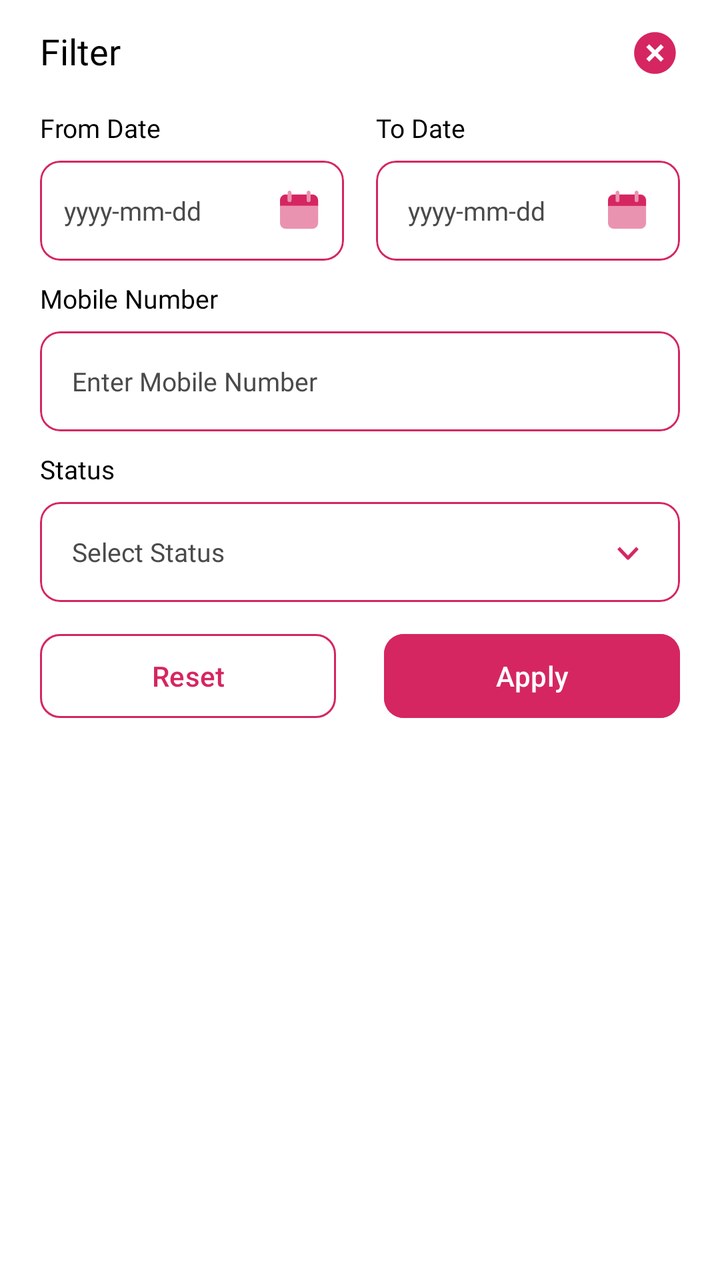
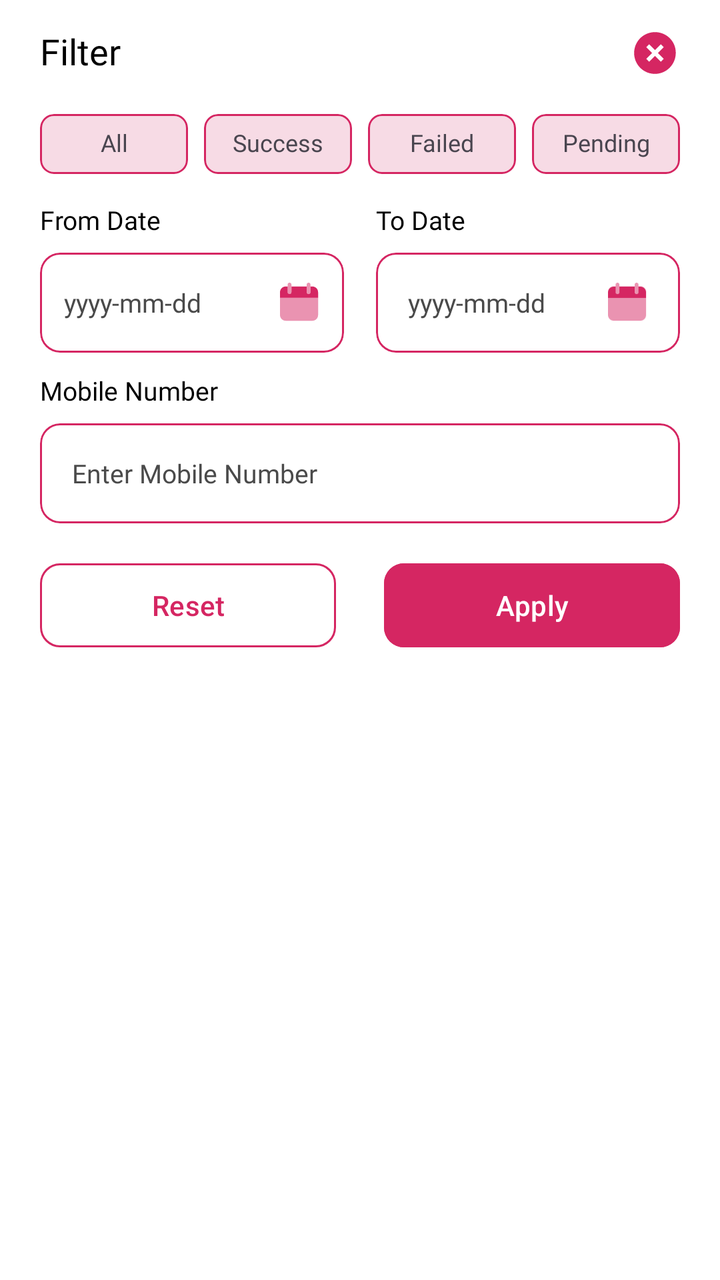

The first picture is an Android layout as it rendered before a commit; the second is the same layout after the commit. The layout source and the unified diff follow.
<!-- AndroidManifest.xml: application theme Theme.PaytouchConsumer -->
<!-- res/layout/sheet_filter.xml -->
<?xml version="1.0" encoding="utf-8"?>
<layout xmlns:android="http://schemas.android.com/apk/res/android"
    xmlns:app="http://schemas.android.com/apk/res-auto">

    <data>

    </data>

    <androidx.constraintlayout.widget.ConstraintLayout
        android:layout_width="match_parent"
        android:layout_height="wrap_content"
        android:background="@drawable/bottom_sheet_bg"
        android:clipToPadding="false"
        android:clickable="true"
        app:behavior_hideable="true"
        app:behavior_peekHeight="0dp"
        app:behavior_skipCollapsed="true"
        app:layout_behavior="com.google.android.material.bottomsheet.BottomSheetBehavior">

        <View
            android:id="@+id/dummyView"
            android:layout_width="match_parent"
            android:layout_height="1dp"
            android:layout_marginHorizontal="@dimen/page_margin_horizontal"
            app:layout_constraintEnd_toEndOf="parent"
            app:layout_constraintStart_toStartOf="parent"
            app:layout_constraintTop_toTopOf="parent" />


        <androidx.appcompat.widget.AppCompatTextView
            android:id="@+id/tvTitle"
            android:layout_width="wrap_content"
            android:layout_height="wrap_content"
            android:fontFamily="@font/proza_libre_semi_bold"
            android:includeFontPadding="false"
            android:text="@string/textFilter"
            android:layout_marginTop="@dimen/margin_large"
            android:textColor="@color/black"
            app:layout_constraintTop_toTopOf="parent"
            app:layout_constraintStart_toStartOf="@id/dummyView"
            android:textSize="@dimen/text_size_18" />

        <androidx.appcompat.widget.AppCompatImageView
            android:id="@+id/ivClose"
            android:layout_width="@dimen/icon_medium"
            android:layout_height="@dimen/icon_medium"
            android:src="@drawable/ic_close"
            android:background="?selectableItemBackgroundBorderless"
            app:layout_constraintTop_toTopOf="@id/tvTitle"
            app:layout_constraintBottom_toBottomOf="@id/tvTitle"
            app:layout_constraintEnd_toEndOf="@id/dummyView" />

        <LinearLayout
            android:id="@+id/llDateContainer"
            android:layout_width="0dp"
            android:layout_height="wrap_content"
            android:layout_marginTop="@dimen/margin_extra_large"
            android:orientation="horizontal"
            app:layout_constraintEnd_toEndOf="@id/dummyView"
            app:layout_constraintStart_toStartOf="@id/dummyView"
            app:layout_constraintTop_toBottomOf="@id/tvTitle">

            
            <LinearLayout
                android:layout_width="0dp"
                android:layout_height="wrap_content"
                android:layout_weight="1"
                android:orientation="vertical">

                <androidx.appcompat.widget.AppCompatTextView
                    android:layout_width="wrap_content"
                    android:layout_height="wrap_content"
                    android:fontFamily="@font/proza_libre_semi_bold"
                    android:includeFontPadding="false"
                    android:text="@string/textFromDate"
                    android:textColor="@color/black"
                    android:textSize="@dimen/text_size_13" />

                <com.google.android.material.card.MaterialCardView
                    android:id="@+id/cvSelectFromDate"
                    android:layout_width="match_parent"
                    android:layout_height="@dimen/input_height"
                    android:layout_marginTop="@dimen/margin_small"
                    app:cardBackgroundColor="@android:color/transparent"
                    app:cardCornerRadius="10dp"
                    app:cardElevation="0dp"
                    app:strokeColor="@color/primary"
                    app:strokeWidth="1dp">

                    <LinearLayout
                        android:layout_width="match_parent"
                        android:layout_height="match_parent"
                        android:gravity="center_vertical"
                        android:orientation="horizontal"
                        android:paddingHorizontal="@dimen/margin_medium">

                        <androidx.appcompat.widget.AppCompatTextView
                            android:id="@+id/tvFromDate"
                            android:layout_width="0dp"
                            android:layout_height="wrap_content"
                            android:layout_weight="1"
                            android:ellipsize="end"
                            android:fontFamily="@font/proza_libre_regular"
                            android:hint="@string/dateHint"
                            android:textColorHint="?attr/colorTextHint"
                            android:singleLine="true"
                            android:textColor="@color/primary"
                            android:textSize="@dimen/text_size_13" />

                        <androidx.appcompat.widget.AppCompatImageView
                            android:id="@+id/ivFromDateArrow"
                            android:layout_width="@dimen/icon_small"
                            android:layout_height="@dimen/icon_small"
                            android:src="@drawable/ic_calender"
                            android:tint="@color/primary" />

                    </LinearLayout>

                </com.google.android.material.card.MaterialCardView>

            </LinearLayout>

            <Space
                android:layout_width="16dp"
                android:layout_height="1dp" />

            
            <LinearLayout
                android:layout_width="0dp"
                android:layout_height="wrap_content"
                android:layout_weight="1"
                android:orientation="vertical">

                <androidx.appcompat.widget.AppCompatTextView
                    android:layout_width="wrap_content"
                    android:layout_height="wrap_content"
                    android:fontFamily="@font/proza_libre_semi_bold"
                    android:includeFontPadding="false"
                    android:text="@string/textToDate"
                    android:textColor="@color/black"
                    android:textSize="@dimen/text_size_13" />

                <com.google.android.material.card.MaterialCardView
                    android:id="@+id/cvSelectToDate"
                    android:layout_width="match_parent"
                    android:layout_height="@dimen/input_height"
                    android:layout_marginTop="@dimen/margin_small"
                    app:cardBackgroundColor="@android:color/transparent"
                    app:cardCornerRadius="10dp"
                    app:cardElevation="0dp"
                    app:strokeColor="@color/primary"
                    app:strokeWidth="1dp">

                    <LinearLayout
                        android:layout_width="match_parent"
                        android:layout_height="match_parent"
                        android:gravity="center_vertical"
                        android:orientation="horizontal"
                        android:paddingHorizontal="@dimen/margin_large">

                        <androidx.appcompat.widget.AppCompatTextView
                            android:id="@+id/tvToDate"
                            android:layout_width="0dp"
                            android:layout_height="wrap_content"
                            android:layout_weight="1"
                            android:ellipsize="end"
                            android:fontFamily="@font/proza_libre_regular"
                            android:hint="@string/dateHint"
                            android:textColorHint="?attr/colorTextHint"
                            android:singleLine="true"
                            android:textColor="@color/primary"
                            android:textSize="@dimen/text_size_13" />

                        <androidx.appcompat.widget.AppCompatImageView
                            android:id="@+id/ivToDateArrow"
                            android:layout_width="@dimen/icon_small"
                            android:layout_height="@dimen/icon_small"
                            android:src="@drawable/ic_calender"
                            android:tint="@color/primary" />

                    </LinearLayout>

                </com.google.android.material.card.MaterialCardView>

            </LinearLayout>

        </LinearLayout>

        <LinearLayout
            android:id="@+id/llContainer2"
            android:layout_width="0dp"
            android:layout_height="wrap_content"
            android:layout_marginTop="@dimen/margin_medium"
            android:orientation="horizontal"
            app:layout_constraintEnd_toEndOf="@id/dummyView"
            app:layout_constraintStart_toStartOf="@id/dummyView"
            app:layout_constraintTop_toBottomOf="@id/llDateContainer">

            
            <LinearLayout
                android:layout_width="0dp"
                android:layout_height="wrap_content"
                android:layout_weight="1"
                android:orientation="vertical">

                <androidx.appcompat.widget.AppCompatTextView
                    android:layout_width="wrap_content"
                    android:layout_height="wrap_content"
                    android:fontFamily="@font/proza_libre_semi_bold"
                    android:includeFontPadding="false"
                    android:text="@string/textMobileNumber"
                    android:textColor="@color/black"
                    android:textSize="@dimen/text_size_13" />

                <com.google.android.material.card.MaterialCardView
                    android:id="@+id/cvSearch"
                    android:layout_width="match_parent"
                    android:layout_height="@dimen/input_height"
                    android:layout_marginTop="@dimen/margin_small"
                    app:cardBackgroundColor="@android:color/transparent"
                    app:cardCornerRadius="10dp"
                    app:cardElevation="0dp"
                    app:strokeColor="@color/primary"
                    app:strokeWidth="1dp">

                    <LinearLayout
                        android:layout_width="match_parent"
                        android:layout_height="match_parent"
                        android:gravity="center_vertical"
                        android:orientation="horizontal">

                        <androidx.appcompat.widget.AppCompatEditText
                            android:id="@+id/tvSearch"
                            android:layout_width="0dp"
                            android:layout_height="match_parent"
                            android:layout_weight="1"
                            android:background="@null"
                            android:ellipsize="end"
                            android:paddingHorizontal="@dimen/margin_large"
                            android:fontFamily="@font/proza_libre_regular"
                            android:textColorHint="?attr/colorTextHint"
                            android:hint="@string/hintEnterMobileNumber"
                            android:singleLine="true"
                            android:textColor="@color/primary"
                            android:textSize="@dimen/text_size_13" />

                    </LinearLayout>

                </com.google.android.material.card.MaterialCardView>

            </LinearLayout>

        </LinearLayout>


        <LinearLayout
            android:id="@+id/llContainer3"
            android:layout_width="0dp"
            android:layout_height="wrap_content"
            android:layout_marginTop="@dimen/margin_medium"
            app:layout_constraintEnd_toEndOf="@id/dummyView"
            app:layout_constraintStart_toStartOf="@id/dummyView"
            app:layout_constraintTop_toBottomOf="@id/llContainer2"
            android:orientation="vertical">

            <androidx.appcompat.widget.AppCompatTextView
                android:layout_width="wrap_content"
                android:layout_height="wrap_content"
                android:fontFamily="@font/proza_libre_semi_bold"
                android:includeFontPadding="false"
                android:text="@string/textStatus"
                android:textColor="@color/black"
                android:textSize="@dimen/text_size_13" />

            <com.google.android.material.card.MaterialCardView
                android:id="@+id/cvSelectEntries"
                android:layout_width="match_parent"
                android:layout_height="@dimen/input_height"
                android:layout_marginTop="@dimen/margin_small"
                app:cardBackgroundColor="@android:color/transparent"
                app:cardCornerRadius="10dp"
                app:cardElevation="0dp"
                app:strokeColor="@color/primary"
                app:strokeWidth="1dp">

                <LinearLayout
                    android:layout_width="match_parent"
                    android:layout_height="match_parent"
                    android:gravity="center_vertical"
                    android:orientation="horizontal"
                    android:paddingHorizontal="@dimen/margin_large">

                    <androidx.appcompat.widget.AppCompatTextView
                        android:id="@+id/tvEntries"
                        android:layout_width="0dp"
                        android:layout_height="wrap_content"
                        android:layout_weight="1"
                        android:ellipsize="end"
                        android:textColorHint="?attr/colorTextHint"
                        android:hint="@string/hintStatus"
                        android:fontFamily="@font/proza_libre_regular"
                        android:singleLine="true"
                        android:textColor="@color/primary"
                        android:textSize="@dimen/text_size_13" />

                    <androidx.appcompat.widget.AppCompatImageView
                        android:id="@+id/ivEntriesArrow"
                        android:layout_width="@dimen/icon_small"
                        android:layout_height="@dimen/icon_small"
                        android:src="@drawable/ic_down_arrow"
                        android:tint="@color/primary" />

                </LinearLayout>

            </com.google.android.material.card.MaterialCardView>

        </LinearLayout>

        
        <LinearLayout
            android:layout_width="0dp"
            android:layout_height="wrap_content"
            android:layout_marginTop="@dimen/margin_medium"
            android:gravity="center_vertical"
            android:orientation="horizontal"
            android:paddingBottom="30dp"
            app:layout_constraintEnd_toEndOf="@id/dummyView"
            app:layout_constraintStart_toStartOf="@id/dummyView"
            app:layout_constraintTop_toBottomOf="@id/llContainer3">

            <com.google.android.material.button.MaterialButton
                android:id="@+id/btnReset"
                android:layout_width="0dp"
                android:layout_height="@dimen/input_height"
                android:layout_gravity="bottom"
                android:backgroundTint="@color/white"
                app:strokeColor="?attr/colorPrimary"
                app:strokeWidth="1dp"
                android:layout_weight="1"
                app:cornerRadius="10dp"
                android:layout_marginEnd="@dimen/margin_medium"
                android:text="@string/textReset"
                android:textAllCaps="false"
                android:textColor="?attr/colorPrimary" />


            <com.google.android.material.button.MaterialButton
                android:id="@+id/btnApply"
                android:layout_width="0dp"
                android:layout_height="@dimen/input_height"
                android:layout_gravity="bottom"
                app:cornerRadius="10dp"
                android:layout_weight="1"
                android:backgroundTint="@color/primary"
                android:layout_marginStart="@dimen/margin_medium"
                android:text="@string/textApply"
                android:textAllCaps="false"
                android:textColor="@android:color/white" />

        </LinearLayout>

    </androidx.constraintlayout.widget.ConstraintLayout>

</layout>
<!-- resources referenced by this layout -->
<resources>
  <color name="black">#FF000000</color>
  <color name="primary">#D52662</color>
  <color name="white">#FFFFFFFF</color>
  <dimen name="icon_medium">25dp</dimen>
  <dimen name="icon_small">20dp</dimen>
  <dimen name="input_height">50dp</dimen>
  <dimen name="margin_extra_large">20dp</dimen>
  <dimen name="margin_large">16dp</dimen>
  <dimen name="margin_medium">12dp</dimen>
  <dimen name="margin_small">8dp</dimen>
  <dimen name="page_margin_horizontal">20dp</dimen>
  <dimen name="text_size_13">13sp</dimen>
  <dimen name="text_size_18">18sp</dimen>
  <!-- drawable bottom_sheet_bg (drawable) -->
  <?xml version="1.0" encoding="utf-8"?>
  <shape xmlns:android="http://schemas.android.com/apk/res/android">
      <corners
          android:topLeftRadius="24dp"
          android:topRightRadius="24dp"/>
      <solid android:color="@color/white"/>
      <padding
          android:left="0dp"
          android:top="0dp"
          android:right="0dp"
          android:bottom="0dp"/>
  </shape>
  <!-- drawable ic_close (drawable) -->
  <vector xmlns:android="http://schemas.android.com/apk/res/android"
      android:width="34dp"
      android:height="34dp"
      android:viewportWidth="34"
      android:viewportHeight="34">
    <path
        android:pathData="M27.059,6.942C21.534,1.417 12.468,1.417 6.943,6.942C1.418,12.467 1.418,21.533 6.943,27.058C12.468,32.583 21.393,32.583 26.918,27.058C32.443,21.533 32.584,12.467 27.059,6.942ZM20.968,22.95L17.001,18.983L13.034,22.95L11.051,20.967L15.018,17L11.051,13.033L13.034,11.05L17.001,15.017L20.968,11.05L22.951,13.033L18.984,17L22.951,20.967L20.968,22.95Z"
        android:fillColor="#D52662"/>
  </vector>
  <!-- drawable ic_down_arrow (drawable) -->
  <vector xmlns:android="http://schemas.android.com/apk/res/android"
      android:width="19dp"
      android:height="10dp"
      android:viewportWidth="19"
      android:viewportHeight="10">
    <path
        android:pathData="M8.937,8.464L4.459,3.75L5.578,2.571L9.497,6.696L13.416,2.571L14.535,3.75L10.057,8.464C9.908,8.62 9.707,8.708 9.497,8.708C9.287,8.708 9.086,8.62 8.937,8.464Z"
        android:fillColor="#4A4A4A"
        android:fillType="evenOdd"/>
  </vector>
  <string name="dateHint">yyyy-mm-dd</string>
  <string name="hintEnterMobileNumber">Enter Mobile Number</string>
  <string name="hintStatus">Select Status</string>
  <string name="textApply">Apply</string>
  <string name="textFilter">Filter</string>
  <string name="textFromDate">From Date</string>
  <string name="textMobileNumber">Mobile Number</string>
  <string name="textReset">Reset</string>
  <string name="textStatus">Status</string>
  <string name="textToDate">To Date</string>
  <style name="Theme.PaytouchConsumer" parent="Base.Theme.PaytouchConsumer" />
  <style name="Base.Theme.PaytouchConsumer" parent="Theme.Material3.Light.NoActionBar">
  
          
          <item name="android:windowLightStatusBar">true</item>
          <item name="android:statusBarColor">@android:color/transparent</item>
          <item name="android:navigationBarColor">@android:color/transparent</item>
          <item name="android:windowBackground">@color/white</item>
          <item name="android:windowDrawsSystemBarBackgrounds">true</item>
          <item name="android:textColorHint">@color/hint_color</item>
  
  
          <item name="colorSecondary">@color/secondary</item>
          <item name="colorPrimary">@color/primary</item>
          
          <item name="colorTextBody">@color/black</item>
          <item name="colorTextSubtitle">@color/sub_text_color</item>
          <item name="colorTextHint">@color/hint_color</item>
          <item name="colorTextOnBrand">@color/primary</item>
          
          <item name="colorIconDefault">@color/hint_color</item>
          <item name="colorIconSubtle">@color/hint_color</item>
          
          <item name="colorToolbarBg">@color/white</item>
  
      </style>
  <color name="hint_color">#4A4A4A</color>
  <color name="secondary">#FCCFA1</color>
  <color name="sub_text_color">#80000000</color>
  <!-- unchanged entries left out for length: 1 -->
</resources>

<!-- the commit's change to res/layout/sheet_filter.xml (unified diff, before → after) -->
@@ -51,14 +51,122 @@
             app:layout_constraintEnd_toEndOf="@id/dummyView" />
 
         <LinearLayout
+            android:id="@+id/llContainer3"
+            android:layout_width="0dp"
+            android:layout_height="wrap_content"
+            android:layout_marginTop="@dimen/margin_extra_large"
+            app:layout_constraintEnd_toEndOf="@id/dummyView"
+            app:layout_constraintStart_toStartOf="@id/dummyView"
+            app:layout_constraintTop_toBottomOf="@id/tvTitle"
+            android:orientation="horizontal">
+
+            <com.google.android.material.card.MaterialCardView
+                android:id="@+id/cvStatusAll"
+                android:layout_width="0dp"
+                android:layout_height="@dimen/filter_status_height"
+                android:layout_weight="1"
+                android:layout_marginEnd="4dp"
+                app:cardCornerRadius="7dp"
+                app:cardElevation="0dp"
+                app:cardBackgroundColor="@color/filter_status_bg"
+                app:strokeColor="?attr/colorPrimary"
+                app:strokeWidth="1dp">
+
+                <androidx.appcompat.widget.AppCompatTextView
+                    android:id="@+id/tvStatusAll"
+                    android:layout_width="match_parent"
+                    android:layout_height="match_parent"
+                    android:gravity="center"
+                    android:fontFamily="@font/proza_libre_regular"
+                    android:includeFontPadding="false"
+                    android:text="@string/filterStatusAll"
+                    android:textSize="@dimen/text_size_12" />
+
+            </com.google.android.material.card.MaterialCardView>
+
+            <com.google.android.material.card.MaterialCardView
+                android:id="@+id/cvStatusSuccess"
+                android:layout_width="0dp"
+                android:layout_height="@dimen/filter_status_height"
+                android:layout_weight="1"
+                android:layout_marginHorizontal="4dp"
+                app:cardCornerRadius="7dp"
+                app:cardBackgroundColor="@color/filter_status_bg"
+                app:strokeColor="?attr/colorPrimary"
+                app:cardElevation="0dp"
+                app:strokeWidth="1dp">
+
+                <androidx.appcompat.widget.AppCompatTextView
+                    android:id="@+id/tvStatusSuccess"
+                    android:layout_width="match_parent"
+                    android:layout_height="match_parent"
+                    android:gravity="center"
+                    android:fontFamily="@font/proza_libre_regular"
+                    android:includeFontPadding="false"
+                    android:text="@string/filterStatusSuccess"
+                    android:textSize="@dimen/text_size_12" />
+
+            </com.google.android.material.card.MaterialCardView>
+
+            <com.google.android.material.card.MaterialCardView
+                android:id="@+id/cvStatusFailed"
+                android:layout_width="0dp"
+                android:layout_height="@dimen/filter_status_height"
+                android:layout_weight="1"
+                android:layout_marginHorizontal="4dp"
+                app:cardCornerRadius="7dp"
+                app:cardBackgroundColor="@color/filter_status_bg"
+                app:strokeColor="?attr/colorPrimary"
+                app:cardElevation="0dp"
+                app:strokeWidth="1dp">
+
+                <androidx.appcompat.widget.AppCompatTextView
+                    android:id="@+id/tvStatusFailed"
+                    android:layout_width="match_parent"
+                    android:layout_height="match_parent"
+                    android:gravity="center"
+                    android:fontFamily="@font/proza_libre_regular"
+                    android:includeFontPadding="false"
+                    android:text="@string/filterStatusFailed"
+                    android:textSize="@dimen/text_size_12" />
+
+            </com.google.android.material.card.MaterialCardView>
+
+            <com.google.android.material.card.MaterialCardView
+                android:id="@+id/cvStatusPending"
+                android:layout_width="0dp"
+                android:layout_height="@dimen/filter_status_height"
+                android:layout_weight="1"
+                android:layout_marginStart="4dp"
+                app:cardCornerRadius="7dp"
+                app:cardBackgroundColor="@color/filter_status_bg"
+                app:strokeColor="?attr/colorPrimary"
+                app:cardElevation="0dp"
+                app:strokeWidth="1dp">
+
+                <androidx.appcompat.widget.AppCompatTextView
+                    android:id="@+id/tvStatusPending"
+                    android:layout_width="match_parent"
+                    android:layout_height="match_parent"
+                    android:gravity="center"
+                    android:fontFamily="@font/proza_libre_regular"
+                    android:includeFontPadding="false"
+                    android:text="@string/filterStatusPending"
+                    android:textSize="@dimen/text_size_12" />
+
+            </com.google.android.material.card.MaterialCardView>
+
+        </LinearLayout>
+
+        <LinearLayout
             android:id="@+id/llDateContainer"
             android:layout_width="0dp"
             android:layout_height="wrap_content"
-            android:layout_marginTop="@dimen/margin_extra_large"
+            android:layout_marginTop="@dimen/margin_large"
             android:orientation="horizontal"
             app:layout_constraintEnd_toEndOf="@id/dummyView"
             app:layout_constraintStart_toStartOf="@id/dummyView"
-            app:layout_constraintTop_toBottomOf="@id/tvTitle">
+            app:layout_constraintTop_toBottomOf="@id/llContainer3">
 
             
             <LinearLayout
@@ -252,81 +360,17 @@
 
         </LinearLayout>
 
-
-        <LinearLayout
-            android:id="@+id/llContainer3"
-            android:layout_width="0dp"
-            android:layout_height="wrap_content"
-            android:layout_marginTop="@dimen/margin_medium"
-            app:layout_constraintEnd_toEndOf="@id/dummyView"
-            app:layout_constraintStart_toStartOf="@id/dummyView"
-            app:layout_constraintTop_toBottomOf="@id/llContainer2"
-            android:orientation="vertical">
-
-            <androidx.appcompat.widget.AppCompatTextView
-                android:layout_width="wrap_content"
-                android:layout_height="wrap_content"
-                android:fontFamily="@font/proza_libre_semi_bold"
-                android:includeFontPadding="false"
-                android:text="@string/textStatus"
-                android:textColor="@color/black"
-                android:textSize="@dimen/text_size_13" />
-
-            <com.google.android.material.card.MaterialCardView
-                android:id="@+id/cvSelectEntries"
-                android:layout_width="match_parent"
-                android:layout_height="@dimen/input_height"
-                android:layout_marginTop="@dimen/margin_small"
-                app:cardBackgroundColor="@android:color/transparent"
-                app:cardCornerRadius="10dp"
-                app:cardElevation="0dp"
-                app:strokeColor="@color/primary"
-                app:strokeWidth="1dp">
-
-                <LinearLayout
-                    android:layout_width="match_parent"
-                    android:layout_height="match_parent"
-                    android:gravity="center_vertical"
-                    android:orientation="horizontal"
-                    android:paddingHorizontal="@dimen/margin_large">
-
-                    <androidx.appcompat.widget.AppCompatTextView
-                        android:id="@+id/tvEntries"
-                        android:layout_width="0dp"
-                        android:layout_height="wrap_content"
-                        android:layout_weight="1"
-                        android:ellipsize="end"
-                        android:textColorHint="?attr/colorTextHint"
-                        android:hint="@string/hintStatus"
-                        android:fontFamily="@font/proza_libre_regular"
-                        android:singleLine="true"
-                        android:textColor="@color/primary"
-                        android:textSize="@dimen/text_size_13" />
-
-                    <androidx.appcompat.widget.AppCompatImageView
-                        android:id="@+id/ivEntriesArrow"
-                        android:layout_width="@dimen/icon_small"
-                        android:layout_height="@dimen/icon_small"
-                        android:src="@drawable/ic_down_arrow"
-                        android:tint="@color/primary" />
-
-                </LinearLayout>
-
-            </com.google.android.material.card.MaterialCardView>
-
-        </LinearLayout>
-
         
         <LinearLayout
             android:layout_width="0dp"
             android:layout_height="wrap_content"
-            android:layout_marginTop="@dimen/margin_medium"
+            android:layout_marginTop="@dimen/margin_large"
             android:gravity="center_vertical"
             android:orientation="horizontal"
             android:paddingBottom="30dp"
             app:layout_constraintEnd_toEndOf="@id/dummyView"
             app:layout_constraintStart_toStartOf="@id/dummyView"
-            app:layout_constraintTop_toBottomOf="@id/llContainer3">
+            app:layout_constraintTop_toBottomOf="@id/llContainer2">
 
             <com.google.android.material.button.MaterialButton
                 android:id="@+id/btnReset"
<!-- resource entries referenced after the edit -->
@@ -1,8 +1,10 @@
 <!-- resources referenced by this layout -->
 <resources>
   <color name="black">#FF000000</color>
+  <color name="filter_status_bg">#33D74E7D</color>
   <color name="primary">#D52662</color>
   <color name="white">#FFFFFFFF</color>
+  <dimen name="filter_status_height">30dp</dimen>
   <dimen name="icon_medium">25dp</dimen>
   <dimen name="icon_small">20dp</dimen>
   <dimen name="input_height">50dp</dimen>
@@ -11,6 +13,7 @@
   <dimen name="margin_medium">12dp</dimen>
   <dimen name="margin_small">8dp</dimen>
   <dimen name="page_margin_horizontal">20dp</dimen>
+  <dimen name="text_size_12">12sp</dimen>
   <dimen name="text_size_13">13sp</dimen>
   <dimen name="text_size_18">18sp</dimen>
   <!-- drawable bottom_sheet_bg (drawable) -->
@@ -36,26 +39,17 @@
         android:pathData="M27.059,6.942C21.534,1.417 12.468,1.417 6.943,6.942C1.418,12.467 1.418,21.533 6.943,27.058C12.468,32.583 21.393,32.583 26.918,27.058C32.443,21.533 32.584,12.467 27.059,6.942ZM20.968,22.95L17.001,18.983L13.034,22.95L11.051,20.967L15.018,17L11.051,13.033L13.034,11.05L17.001,15.017L20.968,11.05L22.951,13.033L18.984,17L22.951,20.967L20.968,22.95Z"
         android:fillColor="#D52662"/>
   </vector>
-  <!-- drawable ic_down_arrow (drawable) -->
-  <vector xmlns:android="http://schemas.android.com/apk/res/android"
-      android:width="19dp"
-      android:height="10dp"
-      android:viewportWidth="19"
-      android:viewportHeight="10">
-    <path
-        android:pathData="M8.937,8.464L4.459,3.75L5.578,2.571L9.497,6.696L13.416,2.571L14.535,3.75L10.057,8.464C9.908,8.62 9.707,8.708 9.497,8.708C9.287,8.708 9.086,8.62 8.937,8.464Z"
-        android:fillColor="#4A4A4A"
-        android:fillType="evenOdd"/>
-  </vector>
   <string name="dateHint">yyyy-mm-dd</string>
+  <string name="filterStatusAll">All</string>
+  <string name="filterStatusFailed">Failed</string>
+  <string name="filterStatusPending">Pending</string>
+  <string name="filterStatusSuccess">Success</string>
   <string name="hintEnterMobileNumber">Enter Mobile Number</string>
-  <string name="hintStatus">Select Status</string>
   <string name="textApply">Apply</string>
   <string name="textFilter">Filter</string>
   <string name="textFromDate">From Date</string>
   <string name="textMobileNumber">Mobile Number</string>
   <string name="textReset">Reset</string>
-  <string name="textStatus">Status</string>
   <string name="textToDate">To Date</string>
   <style name="Theme.PaytouchConsumer" parent="Base.Theme.PaytouchConsumer" />
   <style name="Base.Theme.PaytouchConsumer" parent="Theme.Material3.Light.NoActionBar">
